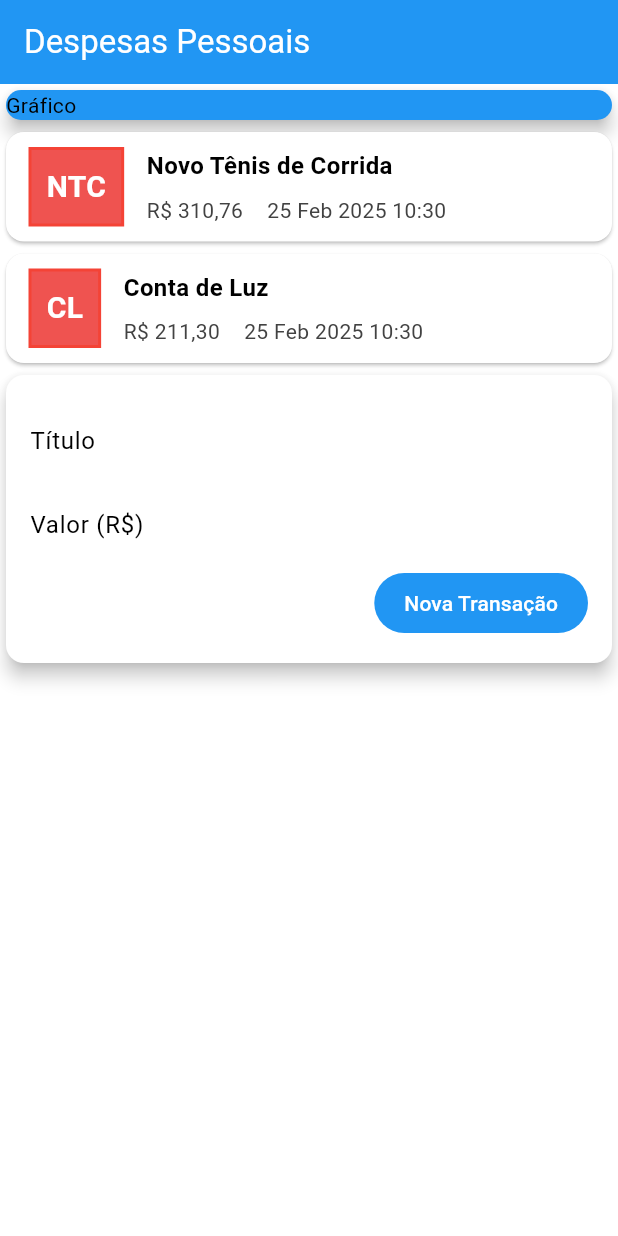
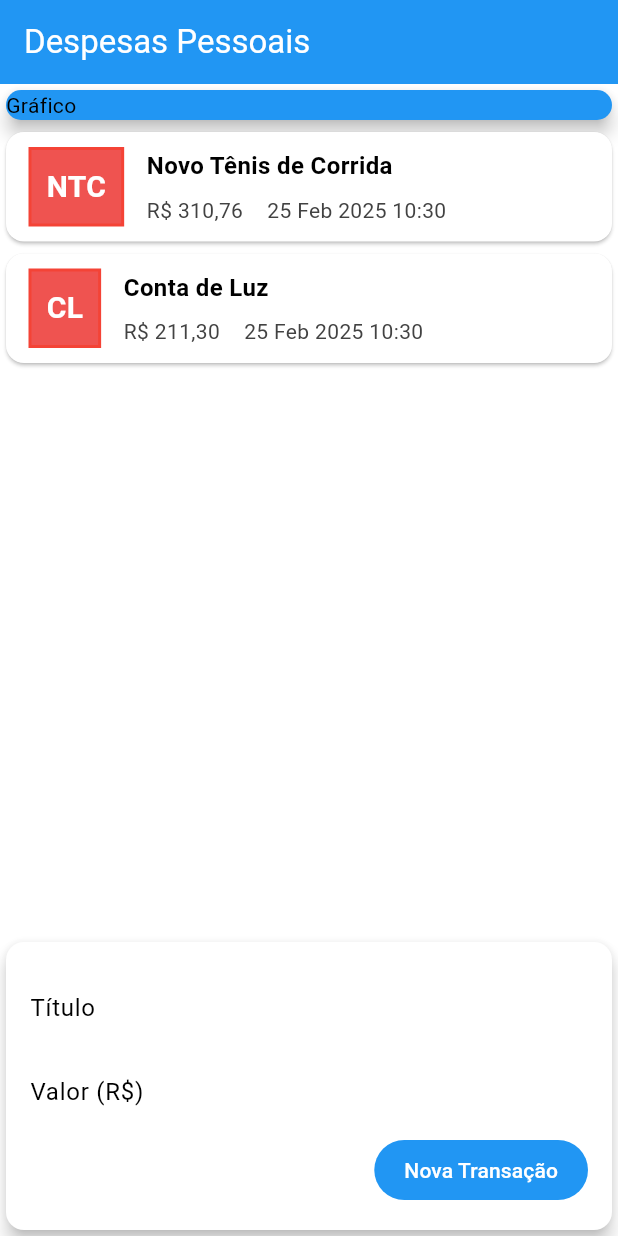
Before and after one commit to IsaiasFernandes/expenses_flutter, a Flutter app: the screen it shows after launch, on a phone screen of 412 x 824 dp. Run offline on Flutter 3.47's test engine with Material 3 defaults, Android fonts, the phone set to English and light mode, and no system bars; our stand-ins replace flutter_multi_formatter.

Commit message:
adicionando novas dependencias, criando um card apartir do formulario, criando mascaramento para os valores em R$, e reestruturando o projeto adicionando ViewModel

```diff
--- a/lib/presentation/main.dart
+++ b/lib/main.dart
@@ -1,5 +1,5 @@
+import 'package:expenses/presentation/views/home/myHomePage.dart';
 import 'package:flutter/material.dart';
-import 'home/myHomePage.dart';
 
 main() => runApp(ExpensesApp());
 
--- a/lib/presentation/home/myHomePage.dart
+++ /dev/null
@@ -1,74 +0,0 @@
-import 'package:expenses/presentation/home/card/cardAdpter.dart';
-import 'package:expenses/presentation/home/flatbutton/flatbutton.dart';
-import 'package:flutter/cupertino.dart';
-import 'package:flutter/material.dart';
-
-import '../../domain/models/transaction.dart';
-import '../../utils/strings.dart';
-
-class MyHomePage extends StatelessWidget {
-  final _transactions = [
-    Transaction(
-      id: 'T1',
-      title: 'Novo Tênis de Corrida',
-      value: 310.76,
-      date: DateTime.now(),
-    ),
-    Transaction(
-      id: 'T2',
-      title: 'Conta de Luz',
-      value: 211.30,
-      date: DateTime.now(),
-    ),
-  ];
-
-  @override
-  Widget build(BuildContext context) {
-    return Scaffold(
-      appBar: AppBar(
-        title: Text('Despesas Pessoais'),
-        backgroundColor: Colors.blue,
-        foregroundColor: Colors.white, // Define a cor do texto e ícones
-      ),
-      body: Column(
-        crossAxisAlignment: CrossAxisAlignment.stretch,
-        children: <Widget>[
-          Container(
-            width: double.infinity,
-            child: Card(
-              color: Colors.blue,
-              child: Text('Gráfico'),
-              elevation: 5,
-            ),
-          ),
-          Column(
-            children: _transactions.map((tr) {
-                  return CardAdapter(transaction: tr);
-                }).toList(),
-          ),
-          Card(
-            elevation: 5,
-            child: Padding(
-              padding: const EdgeInsets.all(16),
-              child: Column(
-                  children: [
-                    TextField(
-                      decoration: InputDecoration(
-                        labelText: AppStrings.tituloLabel
-                      ),
-                    ),
-                    TextField(
-                      decoration: InputDecoration(
-                          labelText: AppStrings.valorLabel
-                      ),
-                    ),
-                    FlatButton()
-                  ],
-              ),
-            ),
-          )
-        ],
-      ),
-    );
-  }
-}
--- /dev/null
+++ b/lib/presentation/viewmodels/transactionViewmodel.dart
@@ -0,0 +1,24 @@
+import 'package:flutter/cupertino.dart';
+
+import '../../domain/models/transaction.dart';
+
+class TransactionViewModel extends ChangeNotifier {
+
+  final List<Transaction> _transactions = [
+    Transaction(id: 'T1', title: 'Novo Tênis de Corrida', value: 310.76, date: DateTime.now()),
+    Transaction(id: 'T2', title: 'Conta de Luz', value: 211.30, date: DateTime.now()),
+  ];
+  List<Transaction> get transactions => _transactions;
+
+  void addTransaction(String title, double value) {
+    final newTransaction = Transaction(
+      id: DateTime.now().toString(),
+      title: title,
+      value: value,
+      date: DateTime.now(),
+    );
+
+    _transactions.add(newTransaction);
+    notifyListeners();
+  }
+}
--- a/lib/presentation/home/card/cardAdpter.dart
+++ b/lib/presentation/views/home/card/cardAdpter.dart
@@ -1,8 +1,8 @@
 import 'package:expenses/domain/models/transaction.dart';
 import 'package:flutter/material.dart';
-import 'package:intl/intl.dart';
 
-import '../../../utils/CardUtils.dart';
+import '../../../../utils/CardUtils.dart';
+
 
 class CardAdapter extends Card {
   late final Transaction transaction;
--- a/lib/presentation/home/flatbutton/flatbutton.dart
+++ b/lib/presentation/views/home/flatbutton/customflatbutton.dart
@@ -2,14 +2,18 @@ import 'package:expenses/utils/strings.dart';
 import 'package:flutter/cupertino.dart';
 import 'package:flutter/material.dart';
 
-class FlatButton extends StatelessWidget {
+class CustomFlatButton extends StatelessWidget {
+  final VoidCallback onPressed;
+
+  CustomFlatButton({required this.onPressed});
+
   @override
   Widget build(BuildContext context) {
     return Row(
       mainAxisAlignment: MainAxisAlignment.end,
       children: [
         TextButton(
-          onPressed: () {},
+          onPressed: onPressed,
           style: TextButton.styleFrom(
             backgroundColor: Colors.blue,
             foregroundColor: Colors.white,
--- /dev/null
+++ b/lib/presentation/views/home/form/transactionInputForm.dart
@@ -0,0 +1,61 @@
+import 'package:flutter/material.dart';
+import 'package:flutter_multi_formatter/flutter_multi_formatter.dart';
+import 'package:provider/provider.dart';
+
+import '../../../../utils/strings.dart';
+import '../../../viewmodels/transactionViewmodel.dart';
+import '../flatbutton/customflatbutton.dart';
+
+class TransactionInputForm extends StatelessWidget {
+  final titleController = TextEditingController();
+  final valueController = TextEditingController();
+
+  double tryParseValue() {
+    return double.tryParse(valueController.text
+        .replaceAll('R\$ ', '')
+        .replaceAll('.', '')
+        .replaceAll(',', '.')) ?? 0;
+  }
+
+  @override
+  Widget build(BuildContext context) {
+    // TODO: implement build
+    return Card(
+        elevation: 5,
+        child: Padding(
+          padding: const EdgeInsets.all(16),
+          child: Column(
+            children: [
+              TextField(
+                controller: titleController,
+                decoration: InputDecoration(labelText: AppStrings.tituloLabel),
+              ),
+              TextField(
+                controller: valueController,
+                keyboardType: TextInputType.number,
+                inputFormatters: [
+                  CurrencyInputFormatter(
+                      leadingSymbol: 'R\$',
+                      useSymbolPadding: true,
+                      thousandSeparator: ThousandSeparator.Period,
+                  )
+                ],
+                decoration: InputDecoration(labelText: AppStrings.valorLabel),
+              ),
+              CustomFlatButton(
+                onPressed: () {
+                  final title = titleController.text;
+                  final value = tryParseValue();
+                  if (title.isEmpty || value <= 0) return;
+                  Provider.of<TransactionViewModel>(context, listen: false)
+                      .addTransaction(title, value);
+                },
+              ),
+            ],
+          ),
+        ),
+    );
+  }
+
+
+}
--- /dev/null
+++ b/lib/presentation/views/home/myHomePage.dart
@@ -0,0 +1,46 @@
+import 'package:expenses/presentation/viewmodels/transactionViewmodel.dart';
+import 'package:expenses/presentation/views/home/form/transactionInputForm.dart';
+import 'package:flutter/material.dart';
+import 'package:provider/provider.dart';
+
+import '../../../utils/strings.dart';
+import 'card/cardAdpter.dart';
+
+class MyHomePage extends StatelessWidget {
+  @override
+  Widget build(BuildContext context) {
+    return ChangeNotifierProvider(
+      create: (context) => TransactionViewModel(),
+      child: Scaffold(
+        appBar: AppBar(
+          title: Text(AppStrings.tituloApp),
+          backgroundColor: Colors.blue,
+          foregroundColor: Colors.white,
+        ),
+        body: Column(
+          crossAxisAlignment: CrossAxisAlignment.stretch,
+          children: <Widget>[
+            Container(
+              width: double.infinity,
+              child: Card(
+                color: Colors.blue,
+                child: Text('Gráfico'),
+                elevation: 5,
+              ),
+            ),
+            Expanded(
+                child: Consumer<TransactionViewModel>(
+                    builder: (context, viewModel, child) => Column(
+                      children: viewModel.transactions
+                          .map((tr) => CardAdapter(transaction: tr))
+                          .toList(),
+                    )
+                ),
+            ),
+            TransactionInputForm(),
+          ],
+        ),
+      ),
+    );
+  }
+}
--- a/lib/utils/strings.dart
+++ b/lib/utils/strings.dart
@@ -1,5 +1,6 @@
 
 class AppStrings {
+  static const String tituloApp = 'Despesas Pessoais';
   static const String tituloLabel = 'Título';
   static const String valorLabel = 'Valor (R\$)';
   static const String tituloBotao = 'Nova Transação';
--- a/pubspec.yaml
+++ b/pubspec.yaml
@@ -31,6 +31,8 @@ dependencies:
   flutter:
     sdk: flutter
   intl: ^0.18.1
+  provider: ^6.0.5
+  flutter_multi_formatter: ^2.13.0
 
   # The following adds the Cupertino Icons font to your application.
   # Use with the CupertinoIcons class for iOS style icons.
```
Also changed, not shown: pubspec.lock, 1 other file.
